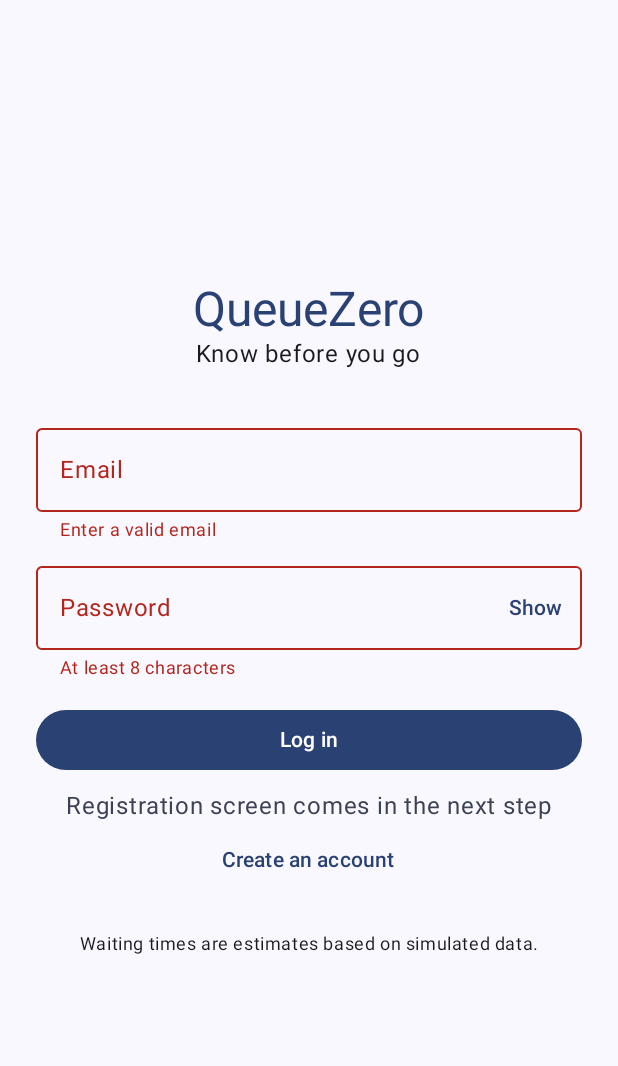
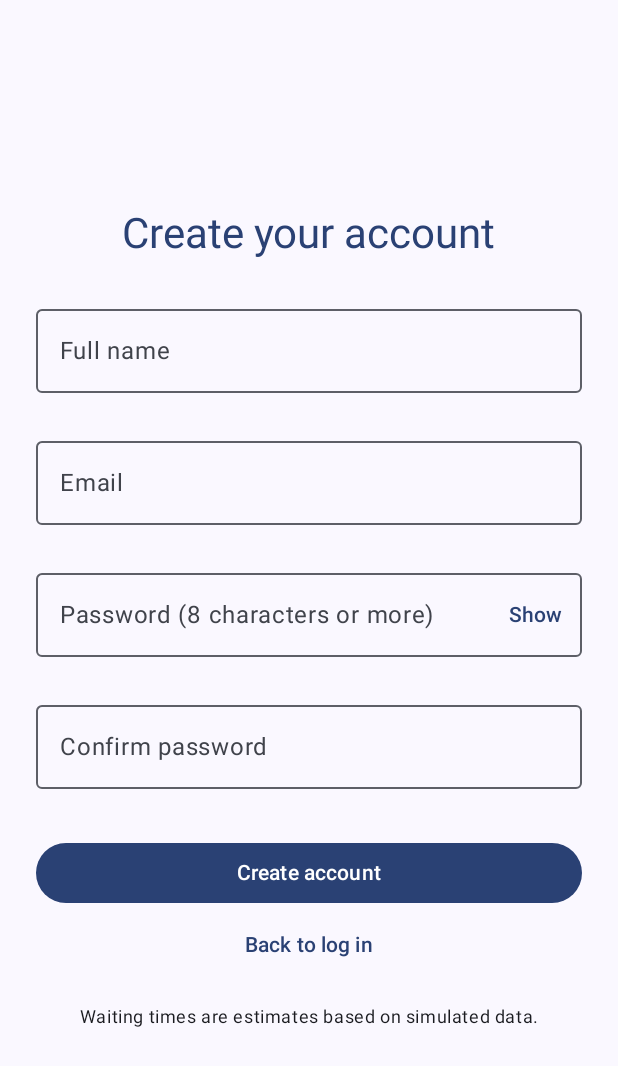
Before and after one commit to ghadabennasr/queuezero, an Android app built with Jetpack Compose: the screen it shows after launch (MainActivity), after a tap on "Create an account", on a phone screen of 412 x 824 dp. Shown: the top 1066 px of the screen. Run offline under Robolectric (Android 15) with nearby library versions, the phone set to English and light mode, and no system bars; 1 statement that could not run was skipped; 1 other tap on this screen came first.

Commit message:
add registration screen and auth navigation

```diff
--- a/android/app/build.gradle.kts
+++ b/android/app/build.gradle.kts
@@ -48,6 +48,7 @@ dependencies {
     implementation(libs.androidx.lifecycle.runtime.ktx)
     implementation(libs.androidx.lifecycle.runtime.compose)
     implementation(libs.androidx.lifecycle.viewmodel.compose)
+    implementation(libs.androidx.navigation.compose)
 
     // Networking: Retrofit (the BOM keeps all Retrofit artifacts on the same version)
     implementation(platform(libs.retrofit.bom))
--- a/android/app/src/main/java/com/queuezero/app/MainActivity.kt
+++ b/android/app/src/main/java/com/queuezero/app/MainActivity.kt
@@ -17,7 +17,7 @@ import androidx.compose.ui.Alignment
 import androidx.compose.ui.Modifier
 import androidx.lifecycle.compose.collectAsStateWithLifecycle
 import com.queuezero.app.ui.home.HomeRoute
-import com.queuezero.app.ui.login.LoginRoute
+import com.queuezero.app.ui.navigation.AuthNavHost
 import com.queuezero.app.ui.theme.QueueZeroTheme
 
 class MainActivity : ComponentActivity() {
@@ -45,7 +45,7 @@ class MainActivity : ComponentActivity() {
                             contentAlignment = Alignment.Center
                         ) { CircularProgressIndicator() }
                         true -> HomeRoute(modifier = contentModifier)
-                        false -> LoginRoute(modifier = contentModifier)
+                        false -> AuthNavHost(modifier = contentModifier)
                     }
                 }
             }
--- a/android/app/src/main/java/com/queuezero/app/ui/login/LoginScreen.kt
+++ b/android/app/src/main/java/com/queuezero/app/ui/login/LoginScreen.kt
@@ -35,6 +35,7 @@ import com.queuezero.app.ui.theme.QueueZeroTheme
 /** Connects the screen to its ViewModel. */
 @Composable
 fun LoginRoute(
+    onCreateAccount: () -> Unit,
     modifier: Modifier = Modifier,
     viewModel: LoginViewModel = viewModel(factory = LoginViewModel.Factory)
 ) {
@@ -43,6 +44,7 @@ fun LoginRoute(
         state = state,
         onLogin = viewModel::login,
         onInputChanged = viewModel::clearError,
+        onCreateAccount = onCreateAccount,
         modifier = modifier
     )
 }
@@ -52,6 +54,7 @@ fun LoginScreen(
     state: LoginUiState,
     onLogin: (email: String, password: String) -> Unit,
     onInputChanged: () -> Unit,
+    onCreateAccount: () -> Unit,
     modifier: Modifier = Modifier
 ) {
     var email by rememberSaveable { mutableStateOf("") }
@@ -59,7 +62,6 @@ fun LoginScreen(
     var showPassword by rememberSaveable { mutableStateOf(false) }
     var emailError by rememberSaveable { mutableStateOf<String?>(null) }
     var passwordError by rememberSaveable { mutableStateOf<String?>(null) }
-    var info by rememberSaveable { mutableStateOf<String?>(null) }
 
     Column(
         modifier = modifier
@@ -128,7 +130,6 @@ fun LoginScreen(
 
         Button(
             onClick = {
-                info = null
                 emailError = if (email.contains("@") && email.contains(".")) null
                 else "Enter a valid email"
                 passwordError = if (password.length >= 8) null
@@ -159,13 +160,8 @@ fun LoginScreen(
             )
         }
 
-        info?.let {
-            Spacer(modifier = Modifier.height(8.dp))
-            Text(text = it, color = MaterialTheme.colorScheme.secondary)
-        }
-
         TextButton(
-            onClick = { info = "Registration screen comes in the next step" },
+            onClick = onCreateAccount,
             enabled = !state.isLoading
         ) {
             Text("Create an account")
@@ -185,6 +181,11 @@ fun LoginScreen(
 @Composable
 private fun LoginScreenPreview() {
     QueueZeroTheme {
-        LoginScreen(state = LoginUiState(), onLogin = { _, _ -> }, onInputChanged = {})
+        LoginScreen(
+            state = LoginUiState(),
+            onLogin = { _, _ -> },
+            onInputChanged = {},
+            onCreateAccount = {}
+        )
     }
 }
--- /dev/null
+++ b/android/app/src/main/java/com/queuezero/app/ui/navigation/AuthNavHost.kt
@@ -0,0 +1,36 @@
+package com.queuezero.app.ui.navigation
+
+import androidx.compose.runtime.Composable
+import androidx.compose.ui.Modifier
+import androidx.navigation.compose.NavHost
+import androidx.navigation.compose.composable
+import androidx.navigation.compose.rememberNavController
+import com.queuezero.app.ui.login.LoginRoute
+import com.queuezero.app.ui.register.RegisterRoute
+
+object Routes {
+    const val LOGIN = "login"
+    const val REGISTER = "register"
+}
+
+/**
+ * Screens available while logged out.
+ * Logging in (or registering, which logs in) stores a token, and MainActivity then replaces
+ * this whole graph with the logged-in screens, so no manual navigation is needed.
+ */
+@Composable
+fun AuthNavHost(modifier: Modifier = Modifier) {
+    val navController = rememberNavController()
+    NavHost(
+        navController = navController,
+        startDestination = Routes.LOGIN,
+        modifier = modifier
+    ) {
+        composable(Routes.LOGIN) {
+            LoginRoute(onCreateAccount = { navController.navigate(Routes.REGISTER) })
+        }
+        composable(Routes.REGISTER) {
+            RegisterRoute(onBack = { navController.popBackStack() })
+        }
+    }
+}
--- /dev/null
+++ b/android/app/src/main/java/com/queuezero/app/ui/register/RegisterScreen.kt
@@ -0,0 +1,241 @@
+package com.queuezero.app.ui.register
+
+import androidx.compose.foundation.layout.Arrangement
+import androidx.compose.foundation.layout.Column
+import androidx.compose.foundation.layout.Spacer
+import androidx.compose.foundation.layout.fillMaxSize
+import androidx.compose.foundation.layout.fillMaxWidth
+import androidx.compose.foundation.layout.height
+import androidx.compose.foundation.layout.padding
+import androidx.compose.foundation.layout.size
+import androidx.compose.foundation.rememberScrollState
+import androidx.compose.foundation.text.KeyboardOptions
+import androidx.compose.foundation.verticalScroll
+import androidx.compose.material3.Button
+import androidx.compose.material3.CircularProgressIndicator
+import androidx.compose.material3.MaterialTheme
+import androidx.compose.material3.OutlinedTextField
+import androidx.compose.material3.Text
+import androidx.compose.material3.TextButton
+import androidx.compose.runtime.Composable
+import androidx.compose.runtime.getValue
+import androidx.compose.runtime.mutableStateOf
+import androidx.compose.runtime.saveable.rememberSaveable
+import androidx.compose.runtime.setValue
+import androidx.compose.ui.Alignment
+import androidx.compose.ui.Modifier
+import androidx.compose.ui.text.input.KeyboardCapitalization
+import androidx.compose.ui.text.input.KeyboardType
+import androidx.compose.ui.text.input.PasswordVisualTransformation
+import androidx.compose.ui.text.input.VisualTransformation
+import androidx.compose.ui.text.style.TextAlign
+import androidx.compose.ui.tooling.preview.Preview
+import androidx.compose.ui.unit.dp
+import androidx.lifecycle.compose.collectAsStateWithLifecycle
+import androidx.lifecycle.viewmodel.compose.viewModel
+import com.queuezero.app.ui.theme.QueueZeroTheme
+
+/** Connects the screen to its ViewModel. */
+@Composable
+fun RegisterRoute(
+    onBack: () -> Unit,
+    modifier: Modifier = Modifier,
+    viewModel: RegisterViewModel = viewModel(factory = RegisterViewModel.Factory)
+) {
+    val state by viewModel.state.collectAsStateWithLifecycle()
+    RegisterScreen(
+        state = state,
+        onRegister = viewModel::register,
+        onInputChanged = viewModel::clearError,
+        onBack = onBack,
+        modifier = modifier
+    )
+}
+
+@Composable
+fun RegisterScreen(
+    state: RegisterUiState,
+    onRegister: (fullName: String, email: String, password: String) -> Unit,
+    onInputChanged: () -> Unit,
+    onBack: () -> Unit,
+    modifier: Modifier = Modifier
+) {
+    var fullName by rememberSaveable { mutableStateOf("") }
+    var email by rememberSaveable { mutableStateOf("") }
+    var password by rememberSaveable { mutableStateOf("") }
+    var confirm by rememberSaveable { mutableStateOf("") }
+    var showPassword by rememberSaveable { mutableStateOf(false) }
+    var nameError by rememberSaveable { mutableStateOf<String?>(null) }
+    var emailError by rememberSaveable { mutableStateOf<String?>(null) }
+    var passwordError by rememberSaveable { mutableStateOf<String?>(null) }
+    var confirmError by rememberSaveable { mutableStateOf<String?>(null) }
+
+    val passwordTransformation = if (showPassword) {
+        VisualTransformation.None
+    } else {
+        PasswordVisualTransformation()
+    }
+
+    Column(
+        modifier = modifier
+            .fillMaxSize()
+            .verticalScroll(rememberScrollState())
+            .padding(horizontal = 24.dp, vertical = 16.dp),
+        verticalArrangement = Arrangement.Center,
+        horizontalAlignment = Alignment.CenterHorizontally
+    ) {
+        Text(
+            text = "Create your account",
+            style = MaterialTheme.typography.headlineMedium,
+            color = MaterialTheme.colorScheme.primary
+        )
+
+        Spacer(modifier = Modifier.height(24.dp))
+
+        OutlinedTextField(
+            value = fullName,
+            onValueChange = {
+                fullName = it
+                nameError = null
+                onInputChanged()
+            },
+            label = { Text("Full name") },
+            singleLine = true,
+            enabled = !state.isLoading,
+            isError = nameError != null,
+            supportingText = { nameError?.let { Text(it) } },
+            keyboardOptions = KeyboardOptions(
+                capitalization = KeyboardCapitalization.Words,
+                keyboardType = KeyboardType.Text
+            ),
+            modifier = Modifier.fillMaxWidth()
+        )
+
+        Spacer(modifier = Modifier.height(8.dp))
+
+        OutlinedTextField(
+            value = email,
+            onValueChange = {
+                email = it
+                emailError = null
+                onInputChanged()
+            },
+            label = { Text("Email") },
+            singleLine = true,
+            enabled = !state.isLoading,
+            isError = emailError != null,
+            supportingText = { emailError?.let { Text(it) } },
+            keyboardOptions = KeyboardOptions(keyboardType = KeyboardType.Email),
+            modifier = Modifier.fillMaxWidth()
+        )
+
+        Spacer(modifier = Modifier.height(8.dp))
+
+        OutlinedTextField(
+            value = password,
+            onValueChange = {
+                password = it
+                passwordError = null
+                onInputChanged()
+            },
+            label = { Text("Password (8 characters or more)") },
+            singleLine = true,
+            enabled = !state.isLoading,
+            isError = passwordError != null,
+            supportingText = { passwordError?.let { Text(it) } },
+            visualTransformation = passwordTransformation,
+            keyboardOptions = KeyboardOptions(keyboardType = KeyboardType.Password),
+            trailingIcon = {
+                TextButton(onClick = { showPassword = !showPassword }) {
+                    Text(if (showPassword) "Hide" else "Show")
+                }
+            },
+            modifier = Modifier.fillMaxWidth()
+        )
+
+        Spacer(modifier = Modifier.height(8.dp))
+
+        OutlinedTextField(
+            value = confirm,
+            onValueChange = {
+                confirm = it
+                confirmError = null
+                onInputChanged()
+            },
+            label = { Text("Confirm password") },
+            singleLine = true,
+            enabled = !state.isLoading,
+            isError = confirmError != null,
+            supportingText = { confirmError?.let { Text(it) } },
+            visualTransformation = passwordTransformation,
+            keyboardOptions = KeyboardOptions(keyboardType = KeyboardType.Password),
+            modifier = Modifier.fillMaxWidth()
+        )
+
+        Spacer(modifier = Modifier.height(16.dp))
+
+        Button(
+            onClick = {
+                nameError = if (fullName.trim().length >= 2) null else "Enter your full name"
+                emailError = if (email.contains("@") && email.contains(".")) null
+                else "Enter a valid email"
+                passwordError = when {
+                    password.length < 8 -> "At least 8 characters"
+                    password.length > 72 -> "At most 72 characters"
+                    else -> null
+                }
+                confirmError = if (confirm == password) null else "Passwords do not match"
+                val valid = listOf(nameError, emailError, passwordError, confirmError)
+                    .all { it == null }
+                if (valid) {
+                    onRegister(fullName, email, password)
+                }
+            },
+            enabled = !state.isLoading,
+            modifier = Modifier.fillMaxWidth()
+        ) {
+            if (state.isLoading) {
+                CircularProgressIndicator(
+                    modifier = Modifier.size(20.dp),
+                    strokeWidth = 2.dp
+                )
+            } else {
+                Text("Create account")
+            }
+        }
+
+        state.errorMessage?.let {
+            Spacer(modifier = Modifier.height(8.dp))
+            Text(
+                text = it,
+                color = MaterialTheme.colorScheme.error,
+                textAlign = TextAlign.Center
+            )
+        }
+
+        TextButton(onClick = onBack, enabled = !state.isLoading) {
+            Text("Back to log in")
+        }
+
+        Spacer(modifier = Modifier.height(16.dp))
+
+        Text(
+            text = "Waiting times are estimates based on simulated data.",
+            style = MaterialTheme.typography.bodySmall,
+            textAlign = TextAlign.Center
+        )
+    }
+}
+
+@Preview(showBackground = true)
+@Composable
+private fun RegisterScreenPreview() {
+    QueueZeroTheme {
+        RegisterScreen(
+            state = RegisterUiState(),
+            onRegister = { _, _, _ -> },
+            onInputChanged = {},
+            onBack = {}
+        )
+    }
+}
--- /dev/null
+++ b/android/app/src/main/java/com/queuezero/app/ui/register/RegisterViewModel.kt
@@ -0,0 +1,61 @@
+package com.queuezero.app.ui.register
+
+import androidx.lifecycle.ViewModel
+import androidx.lifecycle.ViewModelProvider.AndroidViewModelFactory.Companion.APPLICATION_KEY
+import androidx.lifecycle.viewModelScope
+import androidx.lifecycle.viewmodel.initializer
+import androidx.lifecycle.viewmodel.viewModelFactory
+import com.queuezero.app.QueueZeroApp
+import com.queuezero.app.data.AppResult
+import com.queuezero.app.data.repository.AuthRepository
+import com.queuezero.app.ui.common.toUserMessage
+import kotlinx.coroutines.flow.MutableStateFlow
+import kotlinx.coroutines.flow.StateFlow
+import kotlinx.coroutines.flow.asStateFlow
+import kotlinx.coroutines.flow.update
+import kotlinx.coroutines.launch
+
+data class RegisterUiState(
+    val isLoading: Boolean = false,
+    val errorMessage: String? = null
+)
+
+class RegisterViewModel(private val repository: AuthRepository) : ViewModel() {
+
+    private val _state = MutableStateFlow(RegisterUiState())
+    val state: StateFlow<RegisterUiState> = _state.asStateFlow()
+
+    /** Creates the account, then signs in with the same credentials. */
+    fun register(fullName: String, email: String, password: String) {
+        if (_state.value.isLoading) return
+        _state.value = RegisterUiState(isLoading = true)
+        viewModelScope.launch {
+            val created = repository.register(email, fullName, password)
+            if (created is AppResult.Failure) {
+                _state.value = RegisterUiState(errorMessage = created.error.toUserMessage())
+                return@launch
+            }
+            // On success the stored token makes MainActivity switch to the home screen.
+            _state.value = when (val login = repository.login(email, password)) {
+                is AppResult.Success -> RegisterUiState()
+                is AppResult.Failure -> RegisterUiState(
+                    errorMessage = "Account created, but automatic sign-in failed: " +
+                        login.error.toUserMessage() + " Go back and log in."
+                )
+            }
+        }
+    }
+
+    fun clearError() {
+        _state.update { it.copy(errorMessage = null) }
+    }
+
+    companion object {
+        val Factory = viewModelFactory {
+            initializer {
+                val app = this[APPLICATION_KEY] as QueueZeroApp
+                RegisterViewModel(app.container.authRepository)
+            }
+        }
+    }
+}
--- a/android/gradle/libs.versions.toml
+++ b/android/gradle/libs.versions.toml
@@ -11,6 +11,7 @@ composeBom = "2026.02.01"
 kotlinxSerializationJson = "1.9.0"
 retrofit = "3.0.0"
 datastore = "1.3.0"
+navigationCompose = "2.10.2"
 
 [libraries]
 androidx-core-ktx = { group = "androidx.core", name = "core-ktx", version.ref = "coreKtx" }
@@ -30,6 +31,7 @@ androidx-compose-ui-test-manifest = { group = "androidx.compose.ui", name = "ui-
 androidx-compose-ui-test-junit4 = { group = "androidx.compose.ui", name = "ui-test-junit4" }
 androidx-compose-material3 = { group = "androidx.compose.material3", name = "material3" }
 androidx-datastore-preferences = { group = "androidx.datastore", name = "datastore-preferences", version.ref = "datastore" }
+androidx-navigation-compose = { group = "androidx.navigation", name = "navigation-compose", version.ref = "navigationCompose" }
 kotlinx-serialization-json = { group = "org.jetbrains.kotlinx", name = "kotlinx-serialization-json", version.ref = "kotlinxSerializationJson" }
 retrofit-bom = { group = "com.squareup.retrofit2", name = "retrofit-bom", version.ref = "retrofit" }
 retrofit = { group = "com.squareup.retrofit2", name = "retrofit" }
```
